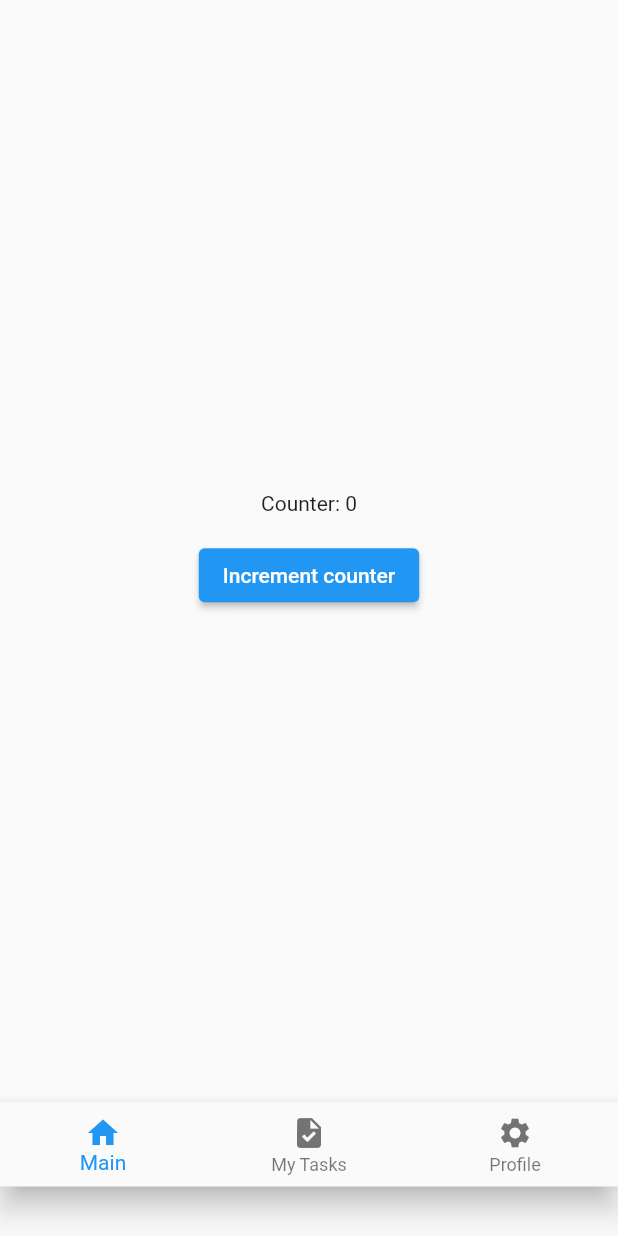
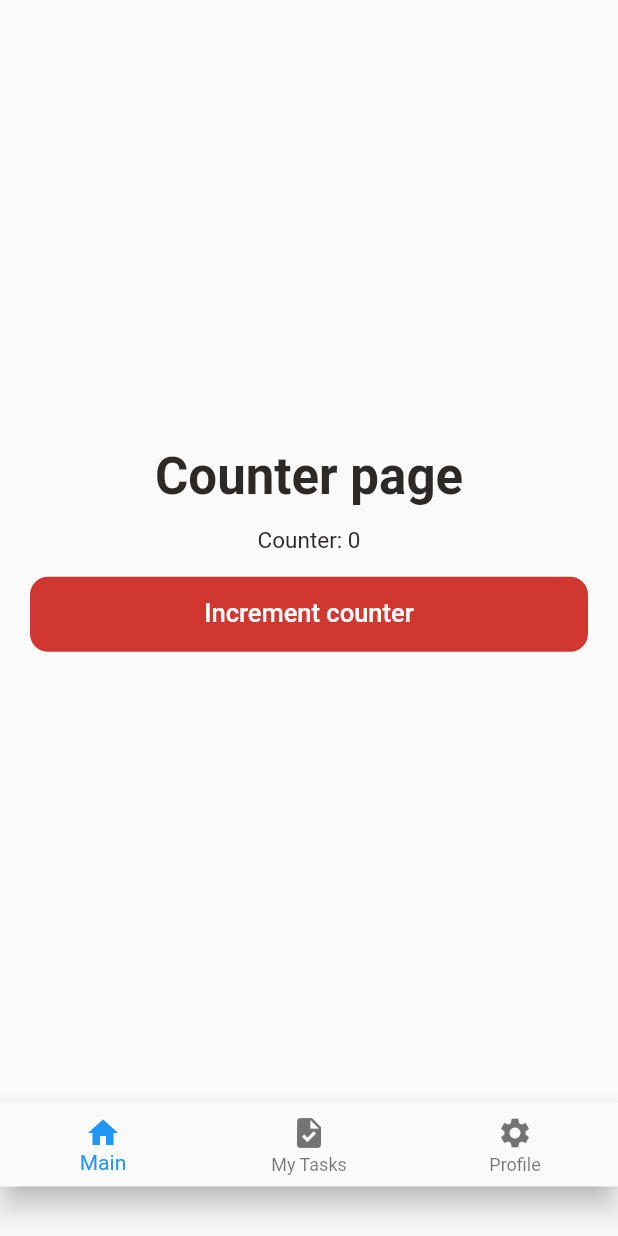
Before and after one commit to eugeniuRacila/flutter-auto-route, a Flutter app: the screen it shows after launch, on a phone screen of 412 x 824 dp. Run offline on Flutter 3.47's test engine with Material 2 defaults, Android fonts, the phone set to English and light mode, and no system bars; our stand-ins replace auto_route, flutter_bloc; Roboto replaces fonts that are missing (SFPro).

Commit message:
add initial bristoli_ui ui (local) package

```diff
--- a/lib/screens/main/main_screen.dart
+++ b/lib/screens/main/main_screen.dart
@@ -1,5 +1,6 @@
 import 'package:auto_route/auto_route.dart';
 import 'package:bristoli/screens/main/main_cubit.dart';
+import 'package:bristoli_ui/bristoli_ui.dart';
 import 'package:flutter/material.dart';
 import 'package:flutter_bloc/flutter_bloc.dart';
 
@@ -15,16 +16,26 @@ class MainScreen extends StatelessWidget implements AutoRouteWrapper {
             builder: (context, state) => Column(
               mainAxisSize: MainAxisSize.min,
               children: [
-                Text("Counter: ${state.counter}"),
+                AppText.h1(
+                  'Counter page',
+                  textAlign: TextAlign.center,
+                ),
                 const SizedBox(
                   height: 16.0,
                 ),
-                ElevatedButton(
-                  onPressed: () {
-                    BlocProvider.of<MainCubit>(context).incrementCounter();
-                  },
-                  child: const Text("Increment counter"),
+                AppText.body15("Counter: ${state.counter}"),
+                const SizedBox(
+                  height: 16.0,
                 ),
+                Padding(
+                  padding: const EdgeInsets.symmetric(horizontal: 20.0),
+                  child: AppButton.primary(
+                    'Increment counter',
+                    onTap: () {
+                      BlocProvider.of<MainCubit>(context).incrementCounter();
+                    },
+                  ),
+                )
               ],
             ),
           ),
--- /dev/null
+++ b/packages/bristoli_ui/analysis_options.yaml
@@ -0,0 +1,4 @@
+include: package:flutter_lints/flutter.yaml
+
+# Additional information about this file can be found at
+# https://dart.dev/guides/language/analysis-options
--- /dev/null
+++ b/packages/bristoli_ui/lib/bristoli_ui.dart
@@ -0,0 +1,8 @@
+library bristoli_ui;
+
+// Colors export
+export './shared/app_colors.dart';
+
+// Widgets export;
+export './widgets/app_button.dart';
+export './widgets/app_text.dart';
--- /dev/null
+++ b/packages/bristoli_ui/lib/shared/app_colors.dart
@@ -0,0 +1,10 @@
+import 'dart:ui';
+
+class AppColors {
+  AppColors._();
+
+  static const black = Color(0xff2C2A29);
+  static const grey = Color(0xffB2B3B3);
+  static const red = Color(0xffD03730);
+  static const white = Color(0xffFEFEFE);
+}
--- /dev/null
+++ b/packages/bristoli_ui/lib/shared/app_styles.dart
@@ -0,0 +1,73 @@
+import 'package:flutter/widgets.dart';
+
+const TextStyle heading1Style = TextStyle(
+  decoration: TextDecoration.none,
+  fontFamily: "SFPro",
+  fontSize: 34.0,
+  fontWeight: FontWeight.w700,
+  height: 1.06,
+);
+
+const TextStyle heading3Style = TextStyle(
+  decoration: TextDecoration.none,
+  fontFamily: "SFPro",
+  fontSize: 20.0,
+  fontWeight: FontWeight.w600,
+  height: 1.06,
+);
+
+const TextStyle heading4Style = TextStyle(
+  decoration: TextDecoration.none,
+  fontFamily: "SFPro",
+  fontSize: 17.0,
+  fontWeight: FontWeight.w500,
+  height: 1.06,
+);
+
+const TextStyle titleStyle = TextStyle(
+  decoration: TextDecoration.none,
+  fontFamily: "SFPro",
+  fontSize: 17.0,
+  fontWeight: FontWeight.w500,
+  height: 1.06,
+);
+
+const TextStyle buttonStyle = TextStyle(
+  decoration: TextDecoration.none,
+  fontFamily: "SFPro",
+  fontSize: 17.0,
+  fontWeight: FontWeight.w500,
+  height: 1.06,
+);
+
+const TextStyle body17Style = TextStyle(
+  decoration: TextDecoration.none,
+  fontFamily: "SFPro",
+  fontSize: 17.0,
+  fontWeight: FontWeight.w400,
+  height: 1.06,
+);
+
+const TextStyle body15Style = TextStyle(
+  decoration: TextDecoration.none,
+  fontFamily: "SFPro",
+  fontSize: 15.0,
+  fontWeight: FontWeight.w400,
+  height: 1.06,
+);
+
+const TextStyle body13Style = TextStyle(
+  decoration: TextDecoration.none,
+  fontFamily: "SFPro",
+  fontSize: 13.0,
+  fontWeight: FontWeight.w400,
+  height: 1.06,
+);
+
+const TextStyle captionStyle = TextStyle(
+  decoration: TextDecoration.none,
+  fontFamily: "SFPro",
+  fontSize: 13.0,
+  fontWeight: FontWeight.w500,
+  height: 1.06,
+);
--- /dev/null
+++ b/packages/bristoli_ui/lib/widgets/app_button.dart
@@ -0,0 +1,44 @@
+import 'package:bristoli_ui/bristoli_ui.dart';
+import 'package:flutter/widgets.dart';
+
+class AppButton extends StatelessWidget {
+  final Color backgroundColor;
+  final EdgeInsetsGeometry? margin;
+  final VoidCallback? onTap;
+  final String text;
+
+  const AppButton.primary(
+    this.text, {
+    super.key,
+    this.backgroundColor = AppColors.red,
+    this.margin,
+    this.onTap,
+  });
+
+  @override
+  Widget build(BuildContext context) => GestureDetector(
+        onTap: () async {
+          if (onTap != null) {
+            onTap!();
+          }
+        },
+        child: Container(
+          decoration: BoxDecoration(
+            borderRadius: const BorderRadius.all(Radius.circular(12.0)),
+            color: backgroundColor,
+          ),
+          margin: margin,
+          padding: const EdgeInsets.symmetric(
+            horizontal: 16.0,
+            vertical: 16.0,
+          ),
+          width: double.infinity,
+          child: Center(
+            child: AppText.button(
+              text,
+              color: AppColors.white,
+            ),
+          ),
+        ),
+      );
+}
--- /dev/null
+++ b/packages/bristoli_ui/lib/widgets/app_text.dart
@@ -0,0 +1,110 @@
+import 'package:bristoli_ui/shared/app_colors.dart';
+import 'package:bristoli_ui/shared/app_styles.dart';
+import 'package:flutter/widgets.dart';
+
+class AppText extends StatelessWidget {
+  final bool? isFlexible;
+  final int? maxLines;
+  final TextStyle style;
+  final String text;
+  final TextAlign? textAlign;
+
+  AppText.h1(
+    this.text, {
+    super.key,
+    Color color = AppColors.black,
+    this.isFlexible,
+    this.maxLines,
+    this.textAlign,
+  }) : style = heading1Style.copyWith(color: color);
+
+  AppText.h3(
+    this.text, {
+    super.key,
+    Color color = AppColors.black,
+    this.isFlexible,
+    this.maxLines,
+    this.textAlign,
+  }) : style = heading3Style.copyWith(color: color);
+
+  AppText.h4(
+    this.text, {
+    super.key,
+    Color color = AppColors.black,
+    this.isFlexible,
+    this.maxLines,
+    this.textAlign,
+  }) : style = heading4Style.copyWith(color: color);
+
+  AppText.title(
+    this.text, {
+    super.key,
+    Color color = AppColors.black,
+    this.isFlexible,
+    this.maxLines,
+    this.textAlign,
+  }) : style = titleStyle.copyWith(color: color);
+
+  AppText.button(
+    this.text, {
+    super.key,
+    Color color = AppColors.black,
+    this.isFlexible,
+    this.maxLines,
+    this.textAlign,
+  }) : style = buttonStyle.copyWith(color: color);
+
+  AppText.body17(
+    this.text, {
+    super.key,
+    Color color = AppColors.black,
+    this.isFlexible,
+    this.maxLines,
+    this.textAlign,
+  }) : style = body17Style.copyWith(color: color);
+
+  AppText.body15(
+    this.text, {
+    super.key,
+    Color color = AppColors.black,
+    this.isFlexible,
+    this.maxLines,
+    this.textAlign,
+  }) : style = body15Style.copyWith(color: color);
+
+  AppText.body13(
+    this.text, {
+    super.key,
+    Color color = AppColors.black,
+    this.isFlexible,
+    this.maxLines,
+    this.textAlign,
+  }) : style = body13Style.copyWith(color: color);
+
+  AppText.caption(
+    this.text, {
+    super.key,
+    Color color = AppColors.black,
+    this.isFlexible,
+    this.maxLines,
+    this.textAlign,
+  }) : style = captionStyle.copyWith(color: color);
+
+  @override
+  Widget build(BuildContext context) {
+    if (isFlexible != null && isFlexible!) {
+      return Flexible(
+        child: _customText(),
+      );
+    }
+
+    return _customText();
+  }
+
+  Text _customText() => Text(
+        text,
+        maxLines: maxLines,
+        style: style,
+        textAlign: textAlign ?? TextAlign.start,
+      );
+}
--- a/pubspec.yaml
+++ b/pubspec.yaml
@@ -37,6 +37,10 @@ dependencies:
   cupertino_icons: ^1.0.2
   auto_route: ^5.0.1
   flutter_bloc: ^8.1.1
+
+  # Use application UI library
+  bristoli_ui:
+    path: packages/bristoli_ui/
 
 dev_dependencies:
   flutter_test:
```
Also changed, not shown: packages/bristoli_ui/pubspec.yaml (added, +54 -0 lines), pubspec.lock, 6 other files.
